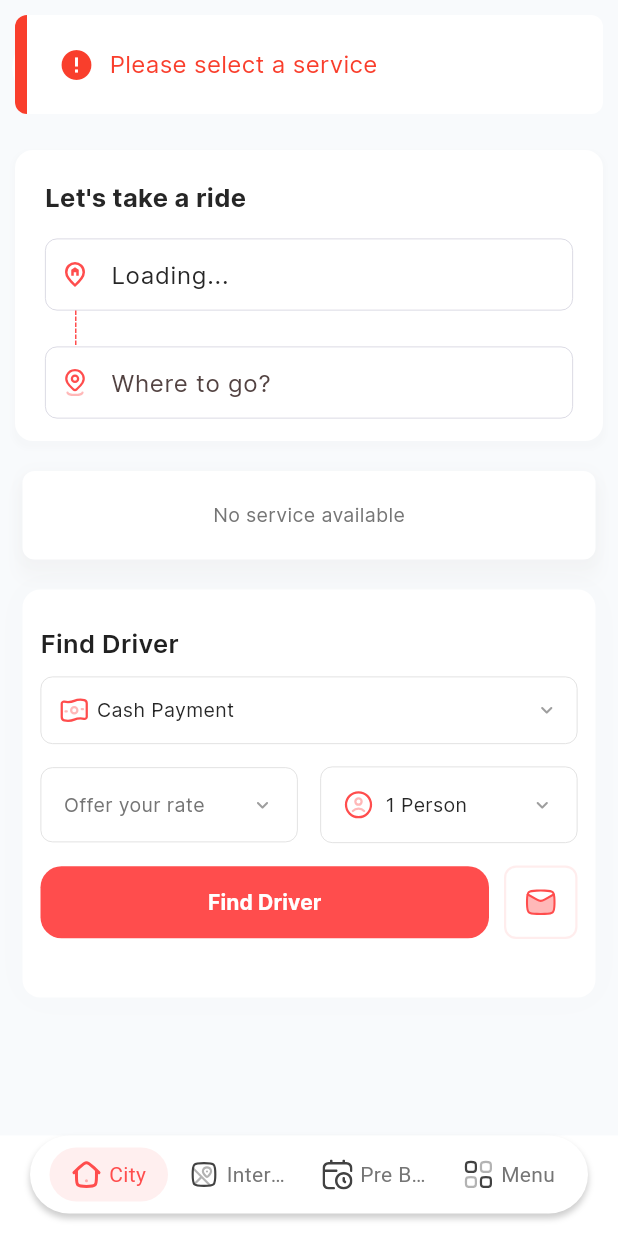
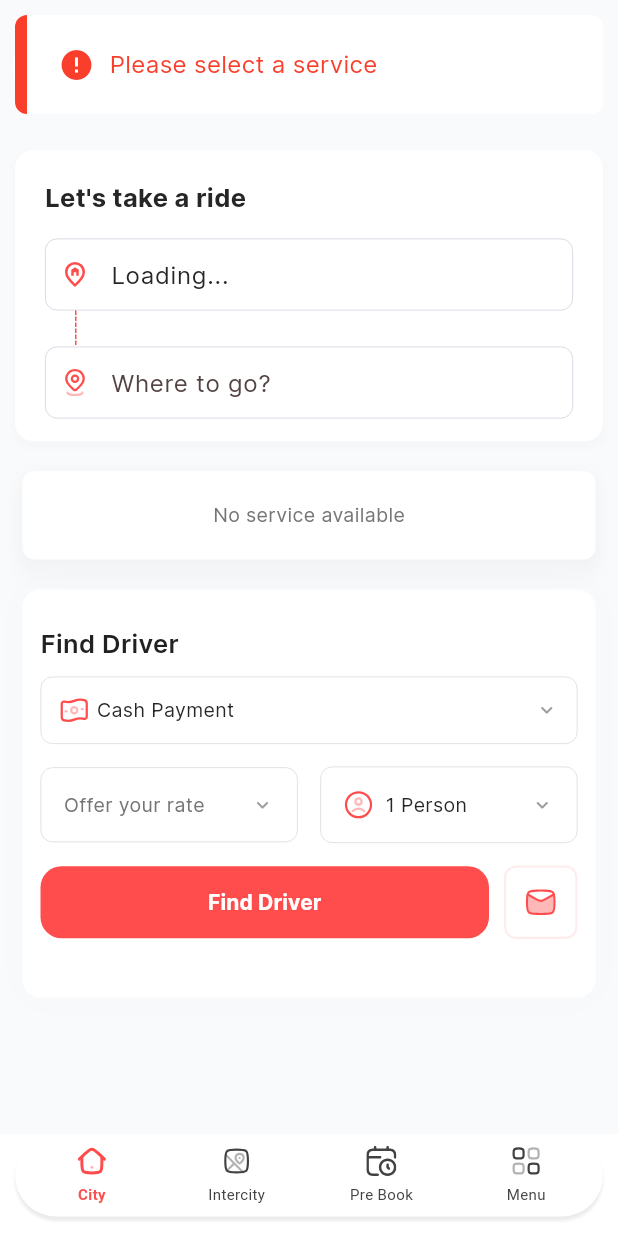
Before and after one commit to mdarafat1570/Emira_Ride, a Flutter app: the DashBoardScreen screen opened by its route, after a tap on "Cash Payment", after a tap on "Offer your rate", on a phone screen of 412 x 824 dp. Run offline on Flutter 3.47's test engine with Material 3 defaults, Android fonts, the phone set to English and light mode, and no system bars; drawn by our look-alikes of another_flushbar, cached_network_image, flutter_animate; our stand-ins replace awesome_dialog, connectivity_plus, dio, dotted_border, file_picker, firebase_core and 27 more; missing offline and left inert: coupon_uikit, flutter_inappwebview, pusher_channels_flutter; accounts and stored records are empty; network calls fail; Roboto replaces fonts that are missing (Noto-sans); project files that could hold a hidden picture were left out.

Commit message:
nav bar add new

```diff
--- a/lib/presentation/screens/dashboard/NavBarItem.dart
+++ b/lib/presentation/screens/dashboard/NavBarItem.dart
@@ -0,0 +1,52 @@
+import 'package:flutter/material.dart';
+import 'package:get/get.dart';
+
+import '../../../core/utils/my_color.dart';
+import '../../../core/utils/style.dart';
+
+class NavBarItem extends StatelessWidget {
+  final String imagePath;
+  final int index;
+  final String label;
+  final VoidCallback press;
+  final bool isSelected;
+
+  const NavBarItem({super.key, required this.imagePath, required this.index, required this.label, required this.isSelected, required this.press});
+
+  @override
+  Widget build(BuildContext context) {
+    return GestureDetector(
+      onTap: press,
+      child: Container(
+        padding: EdgeInsets.symmetric(horizontal: 12, vertical: 5),
+        decoration: BoxDecoration(color: isSelected ? MyColor.primaryColor.withValues(alpha: .2) : MyColor.colorWhite, borderRadius: BorderRadius.circular(50)),
+        child: FittedBox(
+          fit: BoxFit.scaleDown,
+          child: Column(
+            crossAxisAlignment: CrossAxisAlignment.center,
+            mainAxisAlignment: MainAxisAlignment.center,
+            children: [
+              Container(
+                alignment: Alignment.center,
+                child: Image.asset(
+                  imagePath,
+                  width: 16,
+                  height: 16,
+                  color: isSelected ? MyColor.primaryColor : MyColor.bodyText.withValues(alpha: .7),
+                ),
+              ),
+              const SizedBox(height: 2),
+              Text(
+                label.tr,
+                textAlign: TextAlign.center,
+                style: mediumSmall.copyWith(color: isSelected ? MyColor.primaryColor : MyColor.bodyText.withValues(alpha: .7)),
+                maxLines: 1,
+                overflow: TextOverflow.ellipsis,
+              )
+            ],
+          ),
+        ),
+      ),
+    );
+  }
+}
--- a/lib/presentation/screens/dashboard/dashboard_screen.dart
+++ b/lib/presentation/screens/dashboard/dashboard_screen.dart
@@ -1,25 +1,70 @@
+import 'package:flutter/material.dart';
 import 'package:get/get.dart';
 import 'package:ovorideuser/core/utils/my_icons.dart';
 import 'package:ovorideuser/core/utils/my_strings.dart';
-import 'package:ovorideuser/data/controller/account/profile_controller.dart'; // Import ProfileController
+import 'package:ovorideuser/data/controller/account/profile_controller.dart';
 import 'package:ovorideuser/data/controller/menu/my_menu_controller.dart';
 import 'package:ovorideuser/data/controller/pusher/global_pusher_controller.dart';
-import 'package:ovorideuser/data/repo/account/profile_repo.dart'; // Import ProfileRepo
+import 'package:ovorideuser/data/repo/account/profile_repo.dart';
 import 'package:ovorideuser/data/repo/auth/general_setting_repo.dart';
 import 'package:ovorideuser/data/repo/menu_repo/menu_repo.dart';
 import 'package:ovorideuser/presentation/components/annotated_region/annotated_region_widget.dart';
 import 'package:ovorideuser/presentation/components/image/custom_svg_picture.dart';
 import 'package:ovorideuser/presentation/screens/home/home_screen.dart';
 import 'package:ovorideuser/presentation/screens/profile_and_settings/profile_and_settings_screen.dart';
-import 'package:flutter/material.dart';
-import 'package:line_icons/line_icons.dart';
 import 'package:ovorideuser/presentation/screens/web_view/scheduled_web_page_loader.dart';
-import '../../../core/utils/dimensions.dart';
-import '../../../core/utils/my_color.dart';
-import '../../components/will_pop_widget.dart';
-import '../../packages/flutter_floating_bottom_navigation_bar/floating_bottom_navigation_bar.dart';
-import '../drawer/drawer_screen.dart';
-import '../inter_city/inter_city_screen.dart';
+import 'package:ovorideuser/core/utils/my_color.dart';
+import 'package:ovorideuser/presentation/components/will_pop_widget.dart';
+import 'package:ovorideuser/presentation/screens/drawer/drawer_screen.dart';
+import 'package:ovorideuser/presentation/screens/inter_city/inter_city_screen.dart';
+
+// This is a custom widget created to match the design of the first code snippet's navigation item.
+class NavBarItem extends StatelessWidget {
+  final String imagePath;
+  final String label;
+  final bool isSelected;
+  final VoidCallback press;
+  final int index;
+
+  const NavBarItem({
+    super.key,
+    required this.imagePath,
+    required this.label,
+    required this.isSelected,
+    required this.press,
+    required this.index,
+  });
+
+  @override
+  Widget build(BuildContext context) {
+    return Expanded(
+      child: InkWell(
+        onTap: press,
+        child: Column(
+          mainAxisAlignment: MainAxisAlignment.center,
+          crossAxisAlignment: CrossAxisAlignment.center,
+          children: [
+            CustomSvgPicture(
+              image: imagePath,
+              height: 20,
+              width: 20,
+              color: isSelected ? MyColor.primaryColor : MyColor.colorGreyIcon,
+            ),
+            const SizedBox(height: 5),
+            Text(
+              label,
+              style: TextStyle(
+                fontSize: 10,
+                color: isSelected ? MyColor.primaryColor : MyColor.colorGreyIcon,
+                fontWeight: isSelected ? FontWeight.w600 : FontWeight.w400,
+              ),
+            )
+          ],
+        ),
+      ),
+    );
+  }
+}
 
 class DashBoardScreen extends StatefulWidget {
   const DashBoardScreen({super.key});
@@ -66,6 +111,7 @@ class _DashBoardScreenState extends State<DashBoardScreen> {
   }
 
   void changeScreen(int val) {
+    Get.find<MyMenuController>().repo.apiClient.storeCurrentTab(val.toString());
     setState(() {
       selectedIndex = val;
     });
@@ -81,68 +127,62 @@ class _DashBoardScreenState extends State<DashBoardScreen> {
           endDrawer: AppDrawerScreen(
             closeFunction: closeDrawer,
             callback: (val) {
-              selectedIndex = val;
-              setState(() {});
+              setState(() {
+                selectedIndex = val;
+              });
               closeDrawer();
             },
           ),
           body: WillPopWidget(child: _widgets[selectedIndex]),
-          bottomNavigationBar: AnnotatedRegionWidget(
-            child: FloatingNavbar(
-              inLine: true,
-              fontSize: Dimensions.fontMedium,
-              backgroundColor: MyColor.colorWhite,
-              unselectedItemColor: MyColor.bodyText,
-              selectedItemColor: MyColor.primaryColor,
-              borderRadius: Dimensions.space50,
-              itemBorderRadius: Dimensions.space50,
-              selectedBackgroundColor: MyColor.primaryColor.withValues(
-                alpha: 0.09,
+          bottomNavigationBar: SingleChildScrollView(
+            physics: const ClampingScrollPhysics(),
+            padding: EdgeInsets.zero,
+            child: AnnotatedRegionWidget(
+              child: Container(
+                padding: const EdgeInsets.symmetric(vertical: 6, horizontal: 3),
+                margin: const EdgeInsets.only(bottom: 13, left: 10, right: 10),
+                alignment: Alignment.center,
+                decoration: BoxDecoration(
+                  color: MyColor.colorWhite,
+                  borderRadius: BorderRadius.circular(50),
+                  boxShadow: const [BoxShadow(color: Color.fromARGB(20, 0, 0, 0), offset: Offset(0, 3), blurRadius: 1)],
+                ),
+                height: 55,
+                width: Get.context?.width ?? double.maxFinite,
+                child: Row(
+                  mainAxisAlignment: MainAxisAlignment.spaceAround,
+                  children: [
+                    NavBarItem(
+                      label: MyStrings.city.tr,
+                      imagePath: MyIcons.cityHome,
+                      index: 0,
+                      isSelected: selectedIndex == 0,
+                      press: () => changeScreen(0),
+                    ),
+                    NavBarItem(
+                      label: MyStrings.interCity_.tr,
+                      imagePath: MyIcons.intercityHome,
+                      index: 1,
+                      isSelected: selectedIndex == 1,
+                      press: () => changeScreen(1),
+                    ),
+                    NavBarItem(
+                      label: MyStrings.preBookSubTitle.tr,
+                      imagePath: MyIcons.hourlyTime,
+                      index: 2,
+                      isSelected: selectedIndex == 2,
+                      press: () => changeScreen(2),
+                    ),
+                    NavBarItem(
+                      label: MyStrings.menu.tr,
+                      imagePath: MyIcons.menu1,
+                      index: 3,
+                      isSelected: selectedIndex == 3,
+                      press: () => changeScreen(3),
+                    ),
+                  ],
+                ),
               ),
-              onTap: (int val) {
-                controller.repo.apiClient.storeCurrentTab(val.toString());
-                changeScreen(val);
-              },
-              margin: const EdgeInsetsDirectional.only(
-                start: Dimensions.space20,
-                end: Dimensions.space20,
-                bottom: Dimensions.space15,
-              ),
-              currentIndex: selectedIndex,
-              items: [
-                FloatingNavbarItem(
-                  icon: LineIcons.home,
-                  title: MyStrings.city.tr,
-                  customWidget: CustomSvgPicture(
-                    image: MyIcons.cityHome,
-                    color: selectedIndex == 0 ? MyColor.primaryColor : MyColor.colorGreyIcon,
-                  ),
-                ),
-                FloatingNavbarItem(
-                  icon: LineIcons.city,
-                  title: MyStrings.interCity_.tr,
-                  customWidget: CustomSvgPicture(
-                    image: MyIcons.intercityHome,
-                    color: selectedIndex == 1 ? MyColor.primaryColor : MyColor.colorGreyIcon,
-                  ),
-                ),
-                FloatingNavbarItem(
-                  icon: LineIcons.calendar, // Changed icon for clarity
-                  title: MyStrings.preBookSubTitle.tr,
-                  customWidget: CustomSvgPicture(
-                    image: MyIcons.hourlyTime, // Changed icon for clarity
-                    color: selectedIndex == 2 ? MyColor.primaryColor : MyColor.colorGreyIcon,
-                  ),
-                ),
-                FloatingNavbarItem(
-                  icon: LineIcons.user, // Changed icon for clarity
-                  title: MyStrings.menu.tr, // This corresponds to the Profile/Settings screen
-                  customWidget: CustomSvgPicture(
-                    image: MyIcons.menu1,
-                    color: selectedIndex == 3 ? MyColor.primaryColor : MyColor.colorGreyIcon,
-                  ),
-                ),
-              ],
             ),
           ),
         );
```
